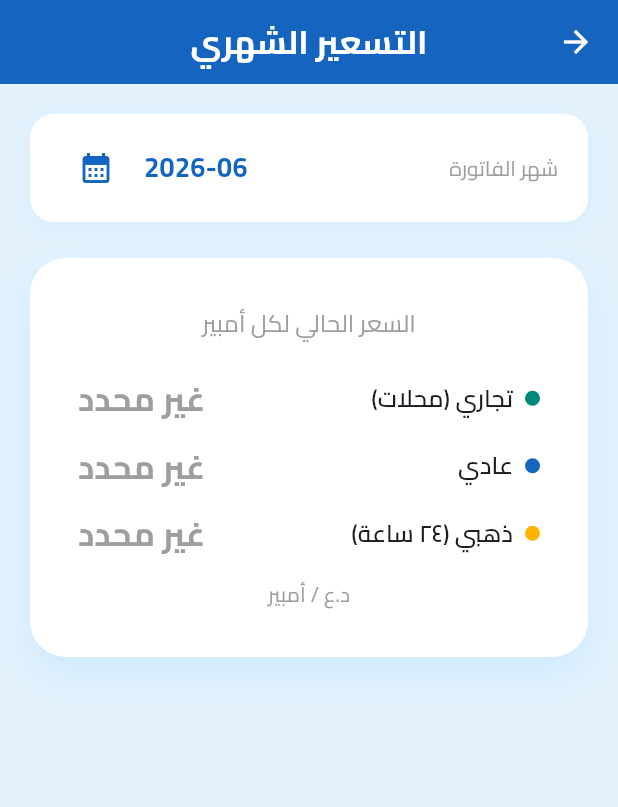
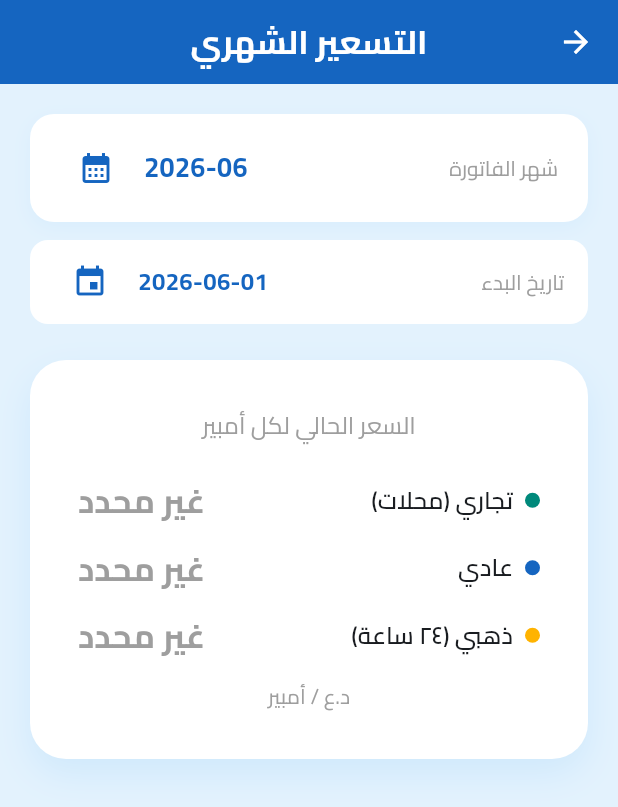
Before and after one commit to toprank2026/generatormanagment-2026, a Flutter app: the MonthlyPricingScreen screen opened directly, on a phone screen of 412 x 824 dp. Shown: the top 807 px of the screen. Run offline on Flutter 3.47's test engine with Material 3 defaults, Android fonts, the phone set to English and light mode, and no system bars; our stand-ins replace connectivity_plus, device_info_plus, file_picker, flutter_secure_storage, get, iconsax and 6 more; missing offline and left inert: barcode, blue_thermal_printer, network_info_plus; accounts and stored records are empty.

Commit message:
Flash v10 (5): pricing start-day DatePicker (schema v10)
Monthly pricing still belongs to its month, but the owner can now pick any DAY
within that month via a DatePicker (constrained first..last of month); stored as
monthly_prices.start_date (schema v9->v10, idempotent _addColumn) and displayed
on the pricing screen, seeded from the saved value. Metadata only — billing
stays month-based (no proration). +1 translation key (both maps).

Co-Authored-By: Claude Opus 4.8 <noreply@anthropic.com>

```diff
--- a/lib/controllers/billing_controller.dart
+++ b/lib/controllers/billing_controller.dart
@@ -83,13 +83,15 @@ class BillingController extends GetxController {
   /// Atomically set ALL category prices for the selected month/branch (R4). Used
   /// by the Monthly Pricing screen where Gold/Regular/Commercial are all
   /// required — writes each row then reloads + refreshes the dashboard ONCE.
-  Future<void> setPrices(Map<String, double> pricesByCategory) async {
+  Future<void> setPrices(Map<String, double> pricesByCategory,
+      {String? startDate}) async {
     for (final entry in pricesByCategory.entries) {
       await _priceRepo.insert(MonthlyPrice(
         month: selectedMonth.value,
         pricePerAmp: entry.value,
         branchId: _branch.writeBranchId,
         category: entry.key,
+        startDate: startDate, // Flash item 5 (metadata)
       ));
     }
     await loadMonthPrice(selectedMonth.value);
--- a/lib/data/models/billing_models.dart
+++ b/lib/data/models/billing_models.dart
@@ -7,6 +7,9 @@ class MonthlyPrice {
   String? branchId;
   String category;
   String? createdAt;
+  // Flash item 5: owner-chosen start DAY within the month (ISO yyyy-MM-dd).
+  // Metadata only — billing stays month-based (no proration).
+  String? startDate;
 
   MonthlyPrice({
     required this.month,
@@ -15,6 +18,7 @@ class MonthlyPrice {
     this.branchId,
     this.category = 'standard',
     this.createdAt,
+    this.startDate,
   });
 
   /// Synthetic per-branch, per-category primary key (table PK + sync localId).
@@ -32,6 +36,7 @@ class MonthlyPrice {
       'branch_id': branchId,
       'category': category,
       'created_at': createdAt,
+      'start_date': startDate,
       'updated_at': DateTime.now().toUtc().toIso8601String(), // conflict resolution
     };
   }
@@ -44,6 +49,7 @@ class MonthlyPrice {
       branchId: map['branch_id'],
       category: (map['category'] as String?) ?? 'standard',
       createdAt: map['created_at'],
+      startDate: map['start_date'],
     );
   }
 }
--- a/lib/utils/translations.dart
+++ b/lib/utils/translations.dart
@@ -92,6 +92,7 @@ class Messages extends Translations {
       'discount_amount': 'Discount amount',
       'amount_to_pay': 'Amount to pay',
       'no_price_set': 'No price set for this tariff this month — set it first',
+      'pricing_start_date': 'Start date',
       // P3 — sync upload error reason
       'sync_disabled_plan': 'Sync is not available on your current plan',
       'paid_subscribers': 'Paid Subscribers',
@@ -492,6 +493,7 @@ class Messages extends Translations {
       'discount_amount': 'مبلغ الخصم',
       'amount_to_pay': 'المبلغ المطلوب',
       'no_price_set': 'لا يوجد سعر محدد لهذه الفئة هذا الشهر — حدّده أولاً',
+      'pricing_start_date': 'تاريخ البدء',
       // P3 — سبب فشل رفع المزامنة
       'sync_disabled_plan': 'المزامنة غير متاحة في خطتك الحالية',
       'paid_subscribers': 'المشتركين المسددين',
--- a/lib/views/screens/monthly_pricing_screen.dart
+++ b/lib/views/screens/monthly_pricing_screen.dart
@@ -5,6 +5,7 @@ import 'package:generatormanagment/controllers/month_controller.dart';
 import 'package:generatormanagment/controllers/auth_controller.dart';
 import 'package:generatormanagment/core/permissions.dart';
 import 'package:generatormanagment/data/models/core_models.dart';
+import 'package:generatormanagment/data/models/billing_models.dart';
 import 'package:intl/intl.dart';
 
 class MonthlyPricingScreen extends StatefulWidget {
@@ -30,14 +31,28 @@ class _MonthlyPricingScreenState extends State<MonthlyPricingScreen> {
   // disposed with the State, else it fires after the controllers are disposed
   // (writing to a disposed TextEditingController throws and wedges loadMonthPrice).
   Worker? _pricesWorker;
+  Worker? _startDateWorker;
+
+  // Flash item 5: owner-chosen pricing start DAY within the selected month
+  // (metadata; billing stays month-based). Seeded from the saved value.
+  DateTime? _startDate;
 
   @override
   void initState() {
     super.initState();
     _seedFields(controller.currentPrices);
+    _seedStartDate(controller.currentPrice.value);
     // Re-seed the three fields whenever the selected month's prices change
     // (e.g. after picking a different month or saving).
     _pricesWorker = ever(controller.currentPrices, _seedFields);
+    _startDateWorker = ever(controller.currentPrice, _seedStartDate);
+  }
+
+  /// Seed the start-date from the saved pricing row (or null when unset).
+  void _seedStartDate(MonthlyPrice? mp) {
+    if (!mounted) return;
+    final s = mp?.startDate;
+    setState(() => _startDate = (s != null) ? DateTime.tryParse(s) : null);
   }
 
   /// Pre-fill each category field from [prices] (blank when no price is set).
@@ -107,7 +122,9 @@ class _MonthlyPricingScreenState extends State<MonthlyPricingScreen> {
       onCancel: () {},
     );
     if (confirmed != true) return;
-    await controller.setPrices(prices);
+    final String? startDateStr =
+        _startDate != null ? DateFormat('yyyy-MM-dd').format(_startDate!) : null;
+    await controller.setPrices(prices, startDate: startDateStr);
     Get.snackbar(
       'success'.tr,
       'price_updated'.tr,
@@ -119,10 +136,33 @@ class _MonthlyPricingScreenState extends State<MonthlyPricingScreen> {
   @override
   void dispose() {
     _pricesWorker?.dispose();
+    _startDateWorker?.dispose();
     for (final c in _priceCtrls.values) {
       c.dispose();
     }
     super.dispose();
+  }
+
+  /// Flash item 5: pick the pricing's start DAY, constrained to the selected
+  /// month (first..last day). Metadata only — billing stays month-based.
+  Future<void> _pickStartDate() async {
+    final parts = controller.selectedMonth.value.split('-');
+    final int y = int.parse(parts[0]);
+    final int mo = int.parse(parts[1]);
+    final DateTime first = DateTime(y, mo, 1);
+    final DateTime last = DateTime(y, mo + 1, 0); // last day of the month
+    final DateTime initial = (_startDate != null &&
+            _startDate!.year == y &&
+            _startDate!.month == mo)
+        ? _startDate!
+        : first;
+    final picked = await showDatePicker(
+      context: context,
+      initialDate: initial,
+      firstDate: first,
+      lastDate: last,
+    );
+    if (picked != null) setState(() => _startDate = picked);
   }
 
   @override
@@ -202,6 +242,44 @@ class _MonthlyPricingScreenState extends State<MonthlyPricingScreen> {
                             month.setMonth(DateFormat('yyyy-MM').format(picked));
                           }
                         },
+                      ),
+                    ],
+                  ),
+                ],
+              ),
+            ),
+            const SizedBox(height: 12),
+            // Flash item 5: owner-chosen pricing start DAY within the month
+            // (metadata only — billing stays month-based).
+            Container(
+              padding: const EdgeInsets.symmetric(horizontal: 16, vertical: 4),
+              decoration: BoxDecoration(
+                color: Colors.white,
+                borderRadius: BorderRadius.circular(12),
+              ),
+              child: Row(
+                mainAxisAlignment: MainAxisAlignment.spaceBetween,
+                children: [
+                  Text(
+                    'pricing_start_date'.tr,
+                    style: const TextStyle(color: Colors.grey),
+                  ),
+                  Row(
+                    children: [
+                      Text(
+                        _startDate != null
+                            ? DateFormat('yyyy-MM-dd').format(_startDate!)
+                            : '${controller.selectedMonth.value}-01',
+                        style: const TextStyle(
+                          fontSize: 16,
+                          fontWeight: FontWeight.bold,
+                          color: Color(0xFF1565C0),
+                        ),
+                      ),
+                      const SizedBox(width: 8),
+                      IconButton(
+                        icon: const Icon(Icons.event, color: Color(0xFF1565C0)),
+                        onPressed: _pickStartDate,
                       ),
                     ],
                   ),
```
Also changed, not shown: lib/data/db_helper.dart (+8 -1 lines).
